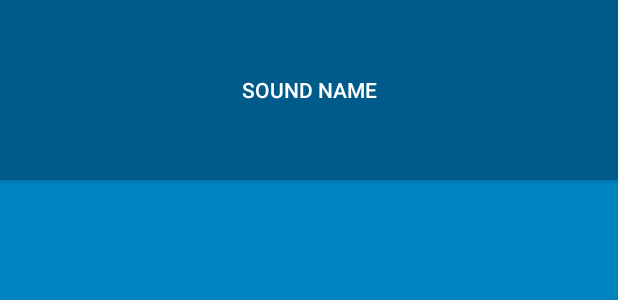
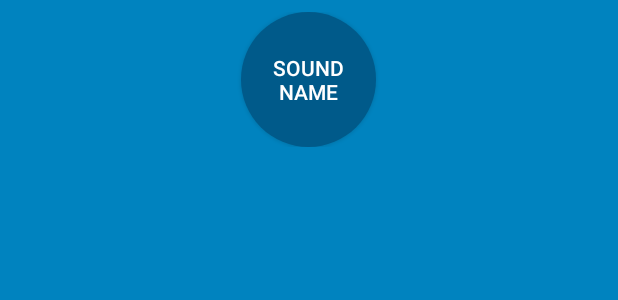
Before and after one commit to Garcian1991/bignerdranch_new, an Android app: the layout list_item_sound.xml on its own in the app's theme, with its tools: preview values and no code run, on a phone screen of 412 x 824 dp. Shown: the top 300 px of the screen. Run offline under Robolectric (Android 15) with nearby library versions, the phone set to English and light mode, and no system bars.

Commit message:
Implemented new buttons

```diff
--- /dev/null
+++ b/BeatBox/app/src/main/res/drawable/button_beat_box.xml
@@ -0,0 +1,5 @@
+<?xml version="1.0" encoding="utf-8"?>
+<selector xmlns:android="http://schemas.android.com/apk/res/android">
+    <item android:drawable="@drawable/button_beat_box_pressed" android:state_pressed="true" />
+    <item android:drawable="@drawable/button_beat_box_normal" />
+</selector>
--- /dev/null
+++ b/BeatBox/app/src/main/res/drawable/button_beat_box_normal.xml
@@ -0,0 +1,5 @@
+<?xml version="1.0" encoding="utf-8"?>
+<shape xmlns:android="http://schemas.android.com/apk/res/android"
+    android:shape="oval">
+    <solid android:color="@color/dark_blue" />
+</shape>
--- /dev/null
+++ b/BeatBox/app/src/main/res/drawable/button_beat_box_pressed.xml
@@ -0,0 +1,15 @@
+<?xml version="1.0" encoding="utf-8"?>
+<layer-list xmlns:android="http://schemas.android.com/apk/res/android">
+    <item>
+        <shape android:shape="oval">
+            <solid android:color="@color/red" />
+        </shape>
+    </item>
+    <item>
+        <shape android:shape="oval">
+            <stroke
+                android:width="4dp"
+                android:color="@color/dark_red" />
+        </shape>
+    </item>
+</layer-list>
--- a/BeatBox/app/src/main/res/layout/list_item_sound.xml
+++ b/BeatBox/app/src/main/res/layout/list_item_sound.xml
@@ -1,15 +1,25 @@
 <?xml version="1.0" encoding="utf-8"?>
 <layout xmlns:android="http://schemas.android.com/apk/res/android"
     xmlns:tools="http://schemas.android.com/tools">
+
     <data>
+
         <variable
             name="viewModel"
             type="com.android.bignerdranch.beatbox.SoundViewModel" />
     </data>
-    <Button
+
+    <FrameLayout
         android:layout_width="match_parent"
-        android:layout_height="120dp"
-        android:text="@{viewModel.title}"
-        android:onClick="@{() -> viewModel.onButtonClicked()}"
-        tools:text="Sound name"/>
+        android:layout_height="wrap_content"
+        android:layout_margin="8dp">
+
+        <Button
+            android:layout_width="90dp"
+            android:layout_height="90dp"
+            android:layout_gravity="center"
+            android:onClick="@{() -> viewModel.onButtonClicked()}"
+            android:text="@{viewModel.title}"
+            tools:text="Sound name" />
+    </FrameLayout>
 </layout>
--- a/BeatBox/app/src/main/res/values/styles.xml
+++ b/BeatBox/app/src/main/res/values/styles.xml
@@ -9,6 +9,6 @@
         <item name="buttonStyle">@style/BeatBoxButton</item>
     </style>
     <style name="BeatBoxButton" parent="Widget.AppCompat.Button">
-        <item name="android:background">@color/dark_blue</item>
+        <item name="android:background">@drawable/button_beat_box</item>
     </style>
 </resources>
```
